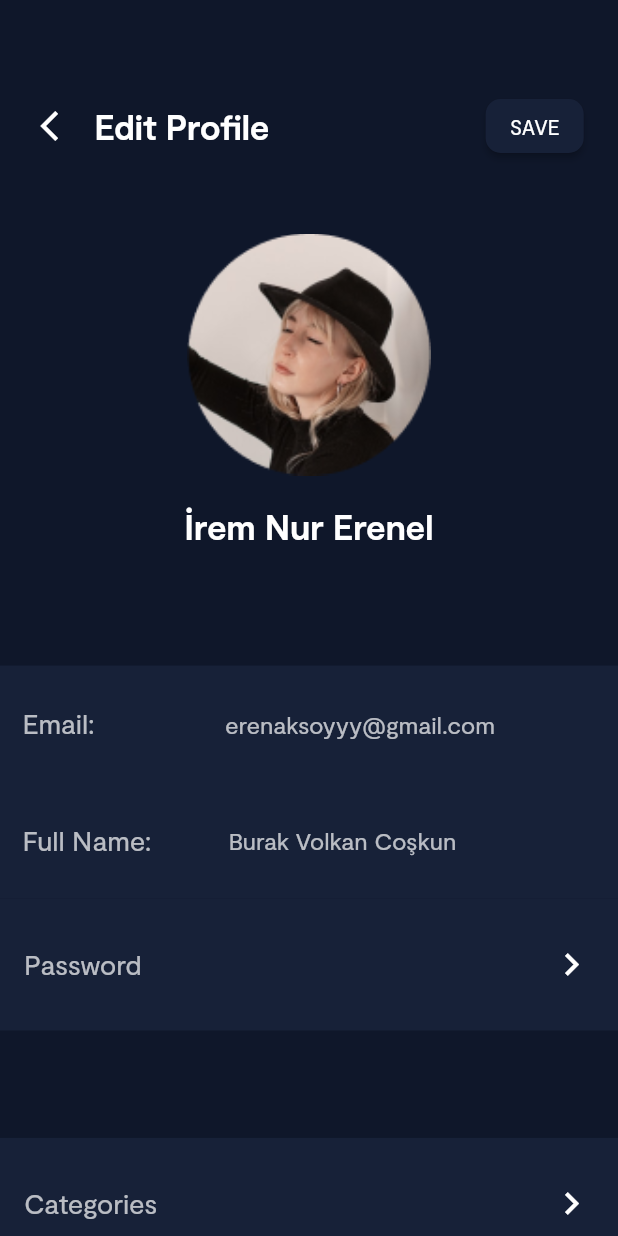
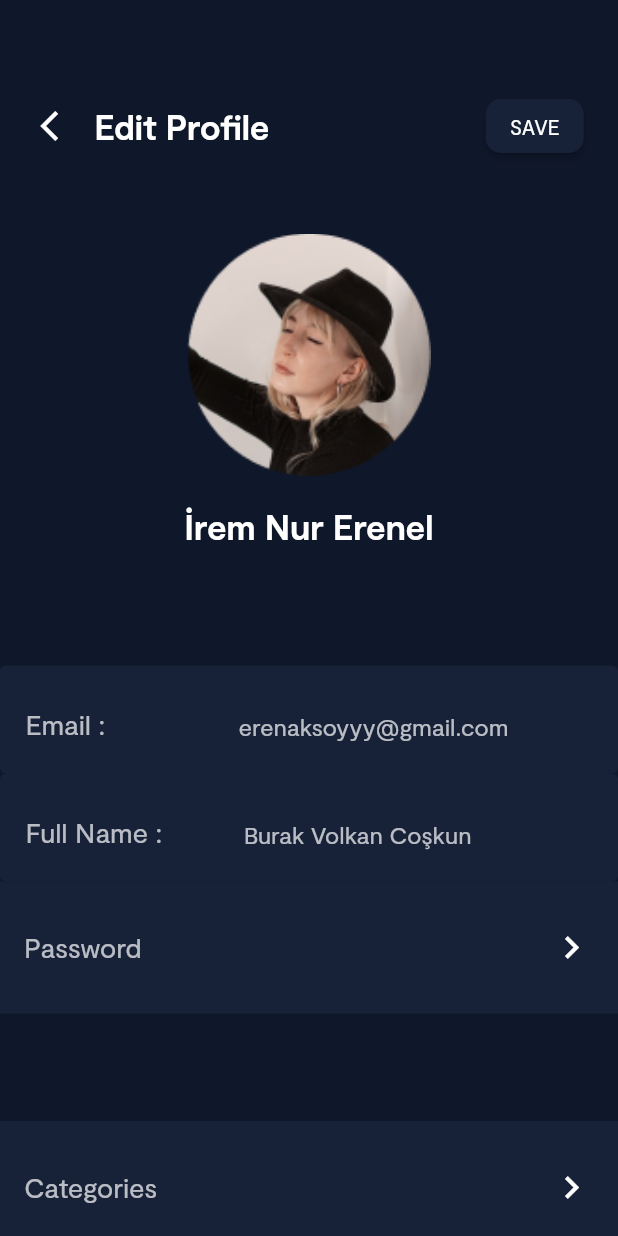
Before and after one commit to BerkayAkdenx/develop_berkay, a Flutter app: the screen it shows after launch, after a tap on "Edit Profile", on a phone screen of 412 x 824 dp. Run offline on Flutter 3.47's test engine with Material 2 defaults, Android fonts, the phone set to English and light mode, and no system bars; our stand-ins replace auto_size_text, flutter_screenutil, get.

Commit message:
editable textfield widget
created editable field widget stateless
created edit page controller
used getx for stateless widget
fixed edit page in settings

```diff
--- /dev/null
+++ b/profile_bitely/lib/feature/settings/controller/edit_page_controller.dart
@@ -0,0 +1,17 @@
+import 'package:flutter/material.dart';
+import 'package:get/get.dart';
+
+class EditPageController extends GetxController {
+  final TextEditingController emailController = TextEditingController();
+  final TextEditingController fullNameController = TextEditingController();
+  final String email = "erenaksoyyy@gmail.com";
+  final String fullName = "Burak Volkan Coşkun";
+  @override
+  void onInit() {
+    // TODO: implement onInit
+    super.onInit();
+    emailController.text = email;
+    fullNameController.text = fullName;
+    print("object");
+  }
+}
--- a/profile_bitely/lib/feature/settings/pages/edit_page.dart
+++ b/profile_bitely/lib/feature/settings/pages/edit_page.dart
@@ -1,16 +1,18 @@
 import 'package:flutter/material.dart';
 import 'package:flutter_screenutil/flutter_screenutil.dart';
+import 'package:get/get.dart';
 import 'package:profile_bitely/core/Global/Resources/app_colors.dart';
-import 'package:profile_bitely/core/Global/Resources/app_spacings.dart';
-import 'package:profile_bitely/core/Global/Resources/app_text_styles.dart';
 import 'package:profile_bitely/core/Global/Resources/app_texts.dart';
+import 'package:profile_bitely/feature/settings/controller/edit_page_controller.dart';
 import 'package:profile_bitely/feature/settings/widgets/appbar_widget.dart';
 import 'package:profile_bitely/feature/settings/widgets/base_button_widget.dart';
 import 'package:profile_bitely/feature/settings/widgets/clickable_container_widget.dart';
+import 'package:profile_bitely/feature/settings/widgets/editable_field_widget.dart';
 import 'package:profile_bitely/feature/settings/widgets/image_widget.dart';
 
 class EditPage extends StatelessWidget {
-  const EditPage({super.key});
+  EditPage({super.key});
+  final EditPageController _editPageController = Get.put(EditPageController());
 
   @override
   Widget build(BuildContext context) {
@@ -34,50 +36,15 @@ class EditPage extends StatelessWidget {
             ),
             SizedBox(height: 50.h),
             // this row is email
-            Container(
-              color: AppColors.settingRowBackground,
-              height: 65.h,
-              padding: AppSpacings.sL15,
-              child: Row(
-                children: [
-                  Padding(
-                    padding: EdgeInsets.only(right: 76.w),
-                    child: Text(
-                      "Email:",
-                      style: AppTextStyles.titleMediumDark
-                          .copyWith(color: AppColors.whiteOpasity),
-                    ),
-                  ),
-                  Text(
-                    "erenaksoyyy@gmail.com",
-                    style: AppTextStyles.bodyMediumDark
-                        .copyWith(color: AppColors.whiteOpasity),
-                  )
-                ],
-              ),
+
+            EditableFieldWidget(
+              controller: _editPageController.emailController,
+              isEmail: true,
             ),
             // this row is Full name
-            Container(
-              color: AppColors.settingRowBackground,
-              height: 65.h,
-              padding: AppSpacings.sL15,
-              child: Row(
-                children: [
-                  Padding(
-                    padding: EdgeInsets.only(right: 45.w),
-                    child: Text(
-                      "Full Name:",
-                      style: AppTextStyles.titleMediumDark
-                          .copyWith(color: AppColors.whiteOpasity),
-                    ),
-                  ),
-                  Text(
-                    "Burak Volkan Coşkun",
-                    style: AppTextStyles.bodyMediumDark
-                        .copyWith(color: AppColors.whiteOpasity),
-                  )
-                ],
-              ),
+            EditableFieldWidget(
+              controller: _editPageController.fullNameController,
+              isEmail: false, // full name getting
             ),
             //this row is Password
             ClickableContainerWidget(
--- a/profile_bitely/lib/feature/settings/pages/settings_page.dart
+++ b/profile_bitely/lib/feature/settings/pages/settings_page.dart
@@ -51,7 +51,7 @@ class SettingPage extends StatelessWidget {
             onPressed: () => Navigator.push(
                 context,
                 MaterialPageRoute(
-                  builder: (context) => const EditPage(),
+                  builder: (context) => EditPage(),
                 )),
           ),
           // this row for Billing Details
--- /dev/null
+++ b/profile_bitely/lib/feature/settings/widgets/editable_field_widget.dart
@@ -0,0 +1,28 @@
+import 'package:flutter/material.dart';
+import 'package:profile_bitely/core/Global/Resources/app_colors.dart';
+import 'package:profile_bitely/core/Global/Resources/app_text_styles.dart';
+
+class EditableFieldWidget extends StatelessWidget {
+  const EditableFieldWidget(
+      {super.key, required this.controller, required this.isEmail});
+  final TextEditingController controller;
+  final bool isEmail;
+
+  @override
+  Widget build(BuildContext context) {
+    return TextField(
+      style: AppTextStyles.bodyMediumDark
+          .copyWith(color: Colors.white70, height: 2),
+      controller: controller,
+      decoration: InputDecoration(
+        fillColor: AppColors.settingRowBackground,
+        filled: true,
+        prefixText:
+            isEmail ? " Email :                  " : " Full Name :           ",
+        prefixStyle:
+            AppTextStyles.titleMediumDark.copyWith(color: Colors.white70),
+        border: const OutlineInputBorder(borderSide: BorderSide.none),
+      ),
+    );
+  }
+}
--- a/profile_bitely/lib/main.dart
+++ b/profile_bitely/lib/main.dart
@@ -1,5 +1,6 @@
 import 'package:flutter/material.dart';
 import 'package:flutter_screenutil/flutter_screenutil.dart';
+import 'package:get/get.dart';
 import 'package:profile_bitely/feature/settings/pages/settings_page.dart';
 
 void main() => runApp(const MyApp());
@@ -10,7 +11,7 @@ class MyApp extends StatelessWidget {
   @override
   Widget build(BuildContext context) {
     return ScreenUtilInit(
-      builder: (context, child) => const MaterialApp(
+      builder: (context, child) => const GetMaterialApp(
         debugShowCheckedModeBanner: false,
         title: 'Material App',
         home: SettingPage(),
--- a/profile_bitely/pubspec.yaml
+++ b/profile_bitely/pubspec.yaml
@@ -38,6 +38,7 @@ dependencies:
   flutter_screenutil: ^5.7.0
   hive: ^2.2.3
   auto_size_text: ^3.0.0
+  get: ^4.6.5
 
 
 dev_dependencies:
```
Also changed, not shown: profile_bitely/pubspec.lock.
